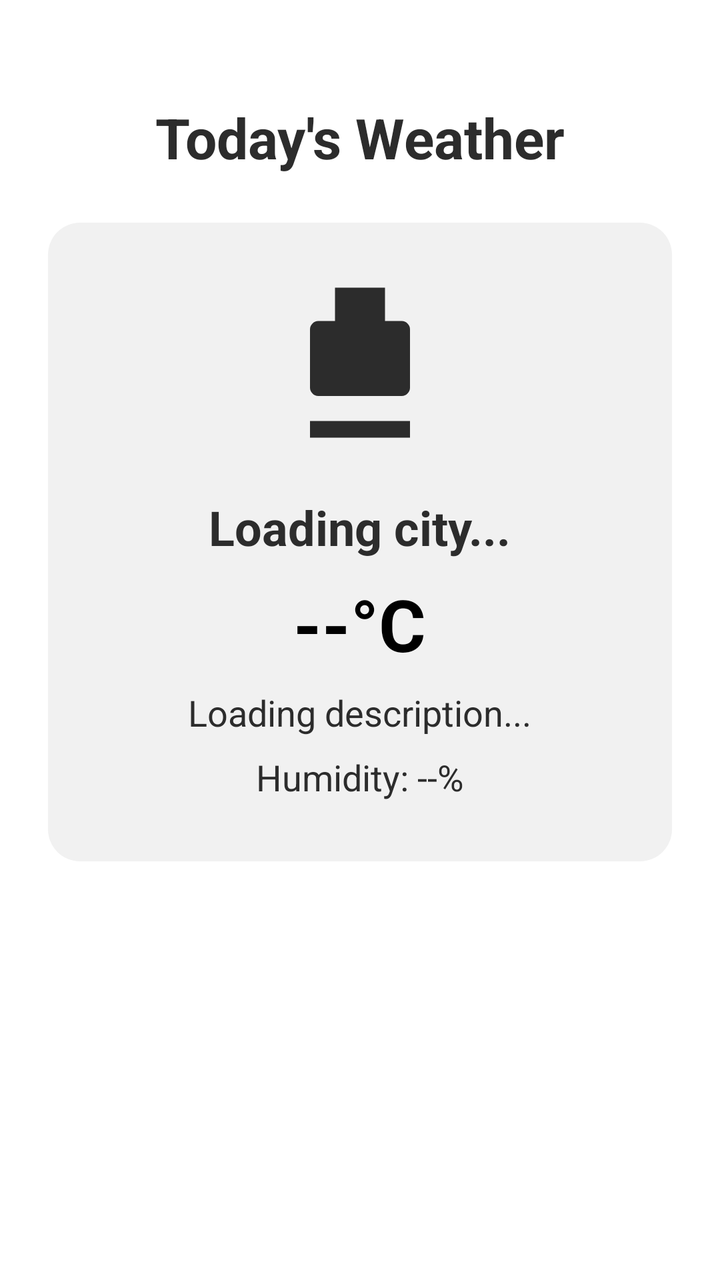
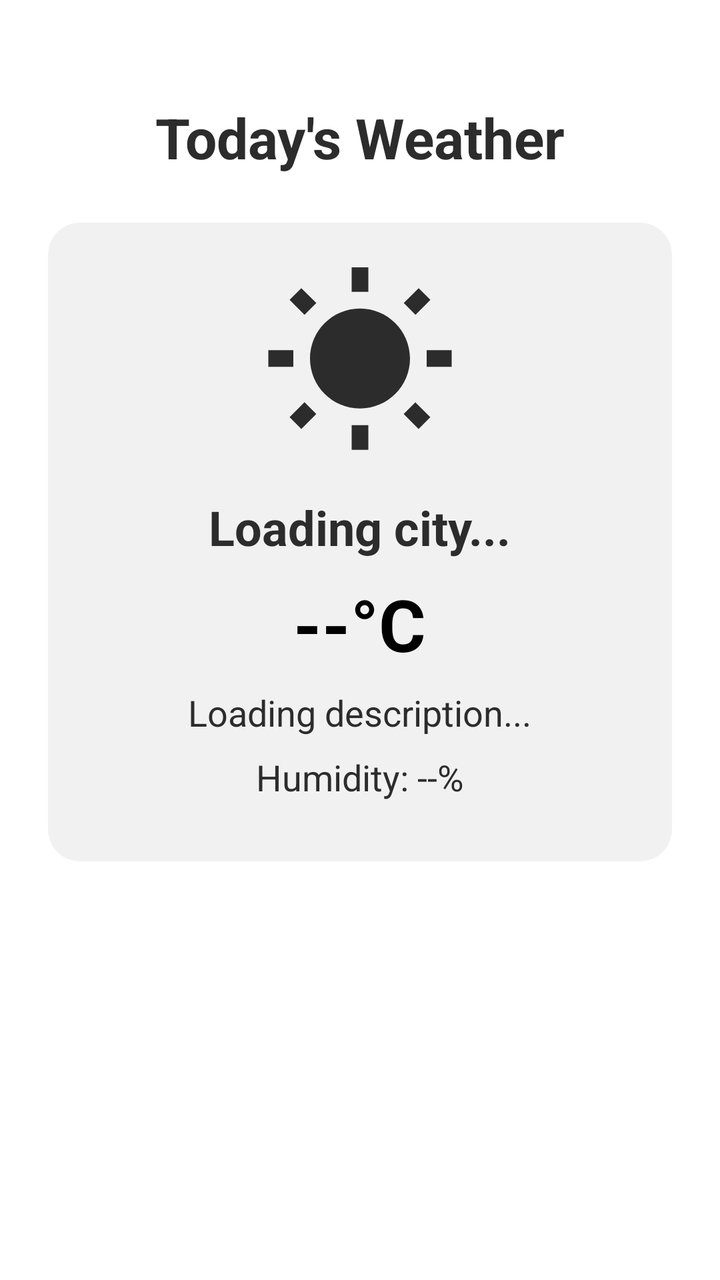

An Android layout rendered at two revisions. The XML below is the earlier revision; the diff shows what the commit changed to produce the second picture.
<!-- AndroidManifest.xml: application theme Base.Theme.Textron0 -->
<!-- res/layout/activity_open_weather.xml -->
<?xml version="1.0" encoding="utf-8"?>
<androidx.constraintlayout.widget.ConstraintLayout xmlns:android="http://schemas.android.com/apk/res/android"
    xmlns:app="http://schemas.android.com/apk/res-auto"
    xmlns:tools="http://schemas.android.com/tools"
    android:id="@+id/main"
    android:layout_width="match_parent"
    android:layout_height="match_parent"
    android:background="@android:color/white"
    tools:context=".OpenWeather">

    
    <TextView
        android:id="@+id/weatherTitle"
        android:layout_width="wrap_content"
        android:layout_height="wrap_content"
        android:text="Today's Weather"
        android:textStyle="bold"
        android:textSize="28sp"
        android:textColor="#2C2C2C"
        android:layout_marginTop="50dp"
        app:layout_constraintTop_toTopOf="parent"
        app:layout_constraintStart_toStartOf="parent"
        app:layout_constraintEnd_toEndOf="parent" />

    
    <LinearLayout
        android:id="@+id/weatherCard"
        android:layout_width="0dp"
        android:layout_height="wrap_content"
        android:orientation="vertical"
        android:gravity="center"
        android:padding="20dp"
        android:background="@drawable/rounded_soft_grey"
        android:layout_margin="24dp"
        app:layout_constraintTop_toBottomOf="@id/weatherTitle"
        app:layout_constraintStart_toStartOf="parent"
        app:layout_constraintEnd_toEndOf="parent">

        
        <ImageView
            android:id="@+id/weatherIcon"
            android:layout_width="100dp"
            android:layout_height="100dp"
            android:src="@drawable/ic_weather_placeholder"
            android:tint="#2C2C2C"
            android:layout_marginBottom="16dp"/>

        
        <TextView
            android:id="@+id/tvCity"
            android:layout_width="wrap_content"
            android:layout_height="wrap_content"
            android:text="Loading city..."
            android:textSize="24sp"
            android:textStyle="bold"
            android:textColor="#2C2C2C"
            android:layout_marginBottom="8dp"/>

        
        <TextView
            android:id="@+id/tvTemperature"
            android:layout_width="wrap_content"
            android:layout_height="wrap_content"
            android:text="--°C"
            android:textSize="36sp"
            android:textStyle="bold"
            android:textColor="#000000"
            android:layout_marginBottom="8dp"/>

        
        <TextView
            android:id="@+id/tvDescription"
            android:layout_width="wrap_content"
            android:layout_height="wrap_content"
            android:text="Loading description..."
            android:textSize="18sp"
            android:textColor="#2C2C2C"
            android:layout_marginBottom="8dp"/>

        
        <TextView
            android:id="@+id/tvHumidity"
            android:layout_width="wrap_content"
            android:layout_height="wrap_content"
            android:text="Humidity: --%"
            android:textSize="18sp"
            android:textColor="#2C2C2C"
            android:layout_marginBottom="10dp"/>

    </LinearLayout>

    
    <ProgressBar
        android:id="@+id/progressBar"
        android:layout_width="wrap_content"
        android:layout_height="wrap_content"
        android:visibility="gone"
        app:layout_constraintTop_toBottomOf="@id/weatherCard"
        app:layout_constraintStart_toStartOf="parent"
        app:layout_constraintEnd_toEndOf="parent"
        android:layout_marginTop="20dp"/>

</androidx.constraintlayout.widget.ConstraintLayout>
<!-- resources referenced by this layout -->
<resources>
  <!-- drawable ic_weather_placeholder (drawable) -->
  <vector xmlns:android="http://schemas.android.com/apk/res/android"
      android:width="24dp"
      android:height="24dp"
      android:viewportWidth="24"
      android:viewportHeight="24">
      <path
          android:fillColor="#000000"
          android:pathData="M6,19h12v2H6v-2zM17.7,7.3C17.5,7.1 17.3,7 17,7h-2V3h-6v4H7C6.7,7 6.5,7.1 6.3,7.3C6.1,7.5 6,7.7 6,8v7c0,0.3 0.1,0.5 0.3,0.7C6.5,15.9 6.7,16 7,16h10c0.3,0 0.5,-0.1 0.7,-0.3C17.9,15.5 18,15.3 18,15V8C18,7.7 17.9,7.5 17.7,7.3z"/>
  </vector>
  <!-- drawable rounded_soft_grey (drawable) -->
  <shape xmlns:android="http://schemas.android.com/apk/res/android">
      <solid android:color="#F1F1F1"/>
      <corners android:radius="16dp"/>
  </shape>
  <style name="Base.Theme.Textron0" parent="Theme.Material3.Light.NoActionBar">
          <item name="colorPrimary">@color/blue</item>
          <item name="colorOnPrimary">@color/white</item>
          <item name="colorSecondary">@color/blue_dark</item>
      </style>
  <color name="blue">#001CFF</color>
  <color name="white">#FFFFFFFF</color>
  <color name="blue_dark">#000E75</color>
</resources>

<!-- the commit's change to res/layout/activity_open_weather.xml (unified diff, before → after) -->
@@ -41,8 +41,8 @@
             android:id="@+id/weatherIcon"
             android:layout_width="100dp"
             android:layout_height="100dp"
-            android:src="@drawable/ic_weather_placeholder"
-            android:tint="#2C2C2C"
+            android:src="@drawable/baseline_wb_sunny_24"
+            app:tint="#2C2C2C"
             android:layout_marginBottom="16dp"/>
 
         
<!-- resource entries referenced after the edit -->
@@ -1,27 +1,40 @@
 <!-- resources referenced by this layout -->
 <resources>
-  <!-- drawable ic_weather_placeholder (drawable) -->
-  <vector xmlns:android="http://schemas.android.com/apk/res/android"
-      android:width="24dp"
-      android:height="24dp"
-      android:viewportWidth="24"
-      android:viewportHeight="24">
-      <path
-          android:fillColor="#000000"
-          android:pathData="M6,19h12v2H6v-2zM17.7,7.3C17.5,7.1 17.3,7 17,7h-2V3h-6v4H7C6.7,7 6.5,7.1 6.3,7.3C6.1,7.5 6,7.7 6,8v7c0,0.3 0.1,0.5 0.3,0.7C6.5,15.9 6.7,16 7,16h10c0.3,0 0.5,-0.1 0.7,-0.3C17.9,15.5 18,15.3 18,15V8C18,7.7 17.9,7.5 17.7,7.3z"/>
+  <!-- drawable baseline_wb_sunny_24 (drawable) -->
+  <vector xmlns:android="http://schemas.android.com/apk/res/android" android:height="24dp" android:tint="#152C07" android:viewportHeight="24" android:viewportWidth="24" android:width="24dp">
+        
+      <path android:fillColor="@android:color/white" android:pathData="M6.76,4.84l-1.8,-1.79 -1.41,1.41 1.79,1.79 1.42,-1.41zM4,10.5L1,10.5v2h3v-2zM13,0.55h-2L11,3.5h2L13,0.55zM20.45,4.46l-1.41,-1.41 -1.79,1.79 1.41,1.41 1.79,-1.79zM17.24,18.16l1.79,1.8 1.41,-1.41 -1.8,-1.79 -1.4,1.4zM20,10.5v2h3v-2h-3zM12,5.5c-3.31,0 -6,2.69 -6,6s2.69,6 6,6 6,-2.69 6,-6 -2.69,-6 -6,-6zM11,22.45h2L13,19.5h-2v2.95zM3.55,18.54l1.41,1.41 1.79,-1.8 -1.41,-1.41 -1.79,1.8z"/>
+      
   </vector>
   <!-- drawable rounded_soft_grey (drawable) -->
   <shape xmlns:android="http://schemas.android.com/apk/res/android">
       <solid android:color="#F1F1F1"/>
       <corners android:radius="16dp"/>
   </shape>
-  <style name="Base.Theme.Textron0" parent="Theme.Material3.Light.NoActionBar">
+  <style name="Base.Theme.Textron0" parent="Theme.MaterialComponents.Light.NoActionBar">
+  
+          
+          <item name="android:windowBackground">@android:color/white</item>
+          <item name="colorSurface">@android:color/white</item>
+          <item name="colorOnSurface">@android:color/black</item>
+  
+          
           <item name="colorPrimary">@color/blue</item>
-          <item name="colorOnPrimary">@color/white</item>
+          <item name="colorOnPrimary">@android:color/white</item>
           <item name="colorSecondary">@color/blue_dark</item>
+  
+          
+          <item name="materialButtonStyle">@style/NoTintButton</item>
+          <item name="buttonStyle">@style/NoTintButton</item>
+  
       </style>
   <color name="blue">#001CFF</color>
-  <color name="white">#FFFFFFFF</color>
   <color name="blue_dark">#000E75</color>
+  <style name="NoTintButton" parent="Widget.MaterialComponents.Button">
+          <item name="backgroundTint">@null</item>
+          <item name="android:backgroundTint">@null</item>
+          <item name="rippleColor">@android:color/transparent</item>
+          <item name="android:textColor">@android:color/white</item>
+      </style>
 </resources>
 
